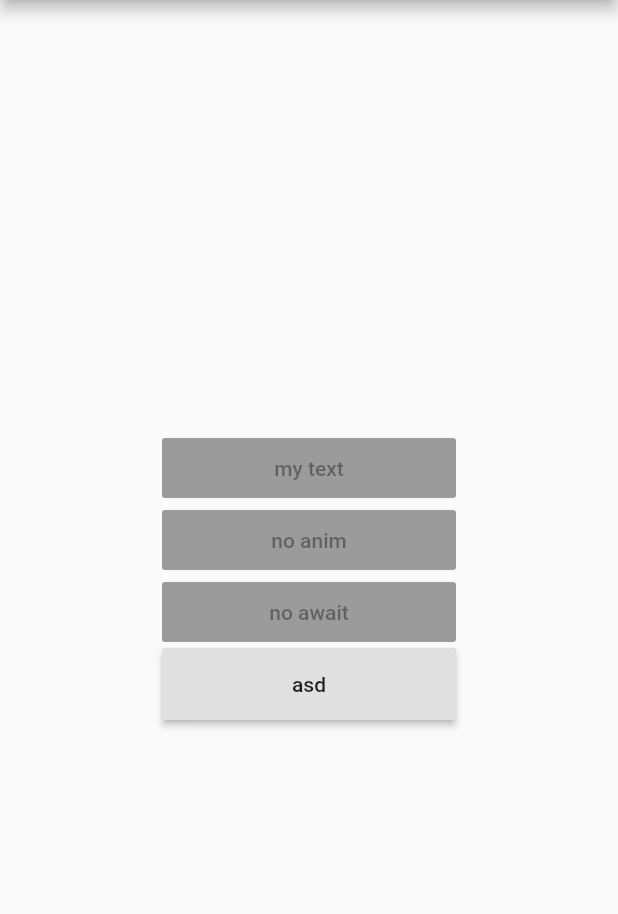
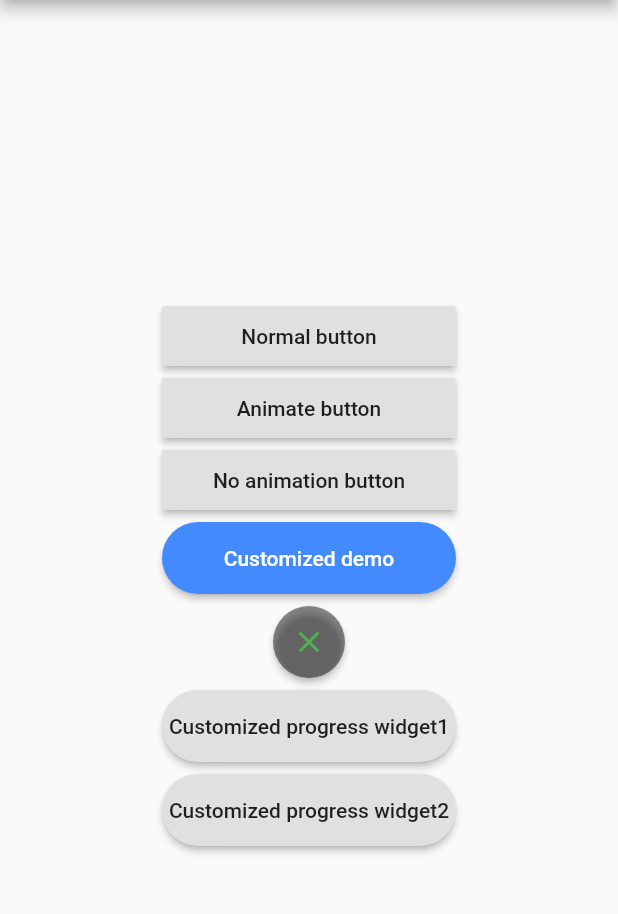
Before and after one commit to jiangyang5157/flutter_progress_button, a Flutter app: the screen it shows after launch, on a phone screen of 412 x 824 dp, the part 84-998 px from its top. Run offline on Flutter 3.47's test engine with Material 2 defaults, Android fonts, the phone set to English and light mode, and no system bars.

Commit message:
examples

```diff
--- a/example/lib/main.dart
+++ b/example/lib/main.dart
@@ -1,5 +1,7 @@
 import 'package:flutter/material.dart';
 import 'package:flutter_progress_button/flutter_progress_button.dart';
+import 'package:flutter_progress_button_example/three_bounce_dot.dart';
+import 'package:flutter_progress_button_example/three_size_dot.dart';
 
 void main() => runApp(MyApp());
 
@@ -31,78 +33,105 @@ class _HomePageState extends State<HomePage> {
         child: Column(
           mainAxisAlignment: MainAxisAlignment.center,
           children: <Widget>[
-//            Padding(
-//              padding: EdgeInsets.all(4.0),
-//              child: ProgressButton(
-//                '2 seconds delayed task',
-//                width: 196,
-//                onProgress: () async {
-//                  await Future.delayed(const Duration(milliseconds: 2000));
-//                  return () {
-//                    print('Take action when animation completed');
-//                  };
-//                },
-//              ),
-//            ),
-//            Padding(
-//              padding: EdgeInsets.all(4.0),
-//              child: ProgressButton(
-//                'No delay task',
-//                width: 196,
-//                onProgress: () {
-//                  print('Take action here or returns a handler Function');
-//                },
-//              ),
-//            ),
-//            Padding(
-//              padding: EdgeInsets.all(4.0),
-//              child: ProgressButton(
-//                'Board radius adapt',
-//                width: 196,
-//                borderRadius: 2,
-//                onProgress: () async {
-//                  await Future.delayed(const Duration(milliseconds: 2000));
-//                },
-//              ),
-//            ),
             Padding(
               padding: EdgeInsets.all(4.0),
               child: ProgressButton(
-                normalWidget: const Text('my text'),
+                normalWidget: const Text('Normal button'),
+                width: 196,
+                onPressed: () {},
+              ),
+            ),
+            Padding(
+              padding: EdgeInsets.all(4.0),
+              child: ProgressButton(
+                normalWidget: const Text('Animate button'),
                 progressWidget: const CircularProgressIndicator(),
                 width: 196,
-                onProgress: () async {
-                  await Future.delayed(const Duration(milliseconds: 2000));
+                onPressed: () async {
+                  int score = await Future.delayed(
+                      const Duration(milliseconds: 2000), () => 42);
+                  // after returns, it will trigger animation running backwards, from end to beginning
+                  return () {
+                    // return is a function that will be called after animation is stopped at the beginning
+                    // For example do page navigation in here: showScorePage(argument: score);
+                  };
                 },
               ),
             ),
             Padding(
               padding: EdgeInsets.all(4.0),
               child: ProgressButton(
-                normalWidget: const Text('no anim'),
+                normalWidget: const Text('No animation button'),
                 progressWidget: const CircularProgressIndicator(),
                 width: 196,
-                onProgress: () async {
-                  await Future.delayed(const Duration(milliseconds: 2000));
+                animate: false,
+                onPressed: () async {
+                  int score = await Future.delayed(
+                      const Duration(milliseconds: 2000), () => 42);
                 },
-                animate: false,
               ),
             ),
             Padding(
               padding: EdgeInsets.all(4.0),
               child: ProgressButton(
-                normalWidget: const Text('no await'),
-                progressWidget: const CircularProgressIndicator(),
+                normalWidget: const Text('Customized demo',
+                    style: TextStyle(color: Colors.white)),
+                progressWidget: const CircularProgressIndicator(
+                    valueColor: AlwaysStoppedAnimation<Color>(Colors.white)),
+                color: Colors.blueAccent,
                 width: 196,
-                onProgress: () {},
+                height: 48,
+                borderRadius: 24,
+                onPressed: () async {
+                  int score = await Future.delayed(
+                      const Duration(milliseconds: 2000), () => 42);
+                },
               ),
             ),
-            Container(
-              width: 196,
-              height: 48,
-              child: RaisedButton(
-                child: Text('asd'),
-                onPressed: () {},
+            Padding(
+              padding: EdgeInsets.all(4.0),
+              child: ProgressButton(
+                normalWidget: const Icon(Icons.clear, color: Colors.green),
+                progressWidget: const CircularProgressIndicator(
+                    valueColor: AlwaysStoppedAnimation<Color>(Colors.green)),
+                color: Colors.black45,
+                width: 48,
+                height: 48,
+                borderRadius: 24,
+                onPressed: () async {
+                  int score = await Future.delayed(
+                      const Duration(milliseconds: 2000), () => 42);
+                },
+              ),
+            ),
+            Padding(
+              padding: EdgeInsets.all(4.0),
+              child: ProgressButton(
+                normalWidget: const Text('Customized progress widget1'),
+                progressWidget: ThreeSizeDot(size: 8, padding: const EdgeInsets.all(2)),
+                width: 196,
+                height: 48,
+                borderRadius: 24,
+                animate: false,
+                onPressed: () async {
+                  int score = await Future.delayed(
+                      const Duration(milliseconds: 2000), () => 42);
+                },
+              ),
+            ),
+            Padding(
+              padding: EdgeInsets.all(4.0),
+              child: ProgressButton(
+                normalWidget: const Text('Customized progress widget2'),
+                progressWidget: ThreeBounceDot(
+                    size: 8, bounce: -16, padding: const EdgeInsets.all(2)),
+                width: 196,
+                height: 48,
+                borderRadius: 24,
+                onPressed: () async {
+                  int score = await Future.delayed(
+                      const Duration(milliseconds: 2000), () => 42);
+                },
               ),
             ),
           ],
```
Also changed, not shown: example/lib/delay_tween.dart (added, +19 -0 lines), example/lib/dot.dart (added, +25 -0 lines), example/lib/three_bounce_dot.dart (added, +136 -0 lines), example/lib/three_size_dot.dart (added, +100 -0 lines).
